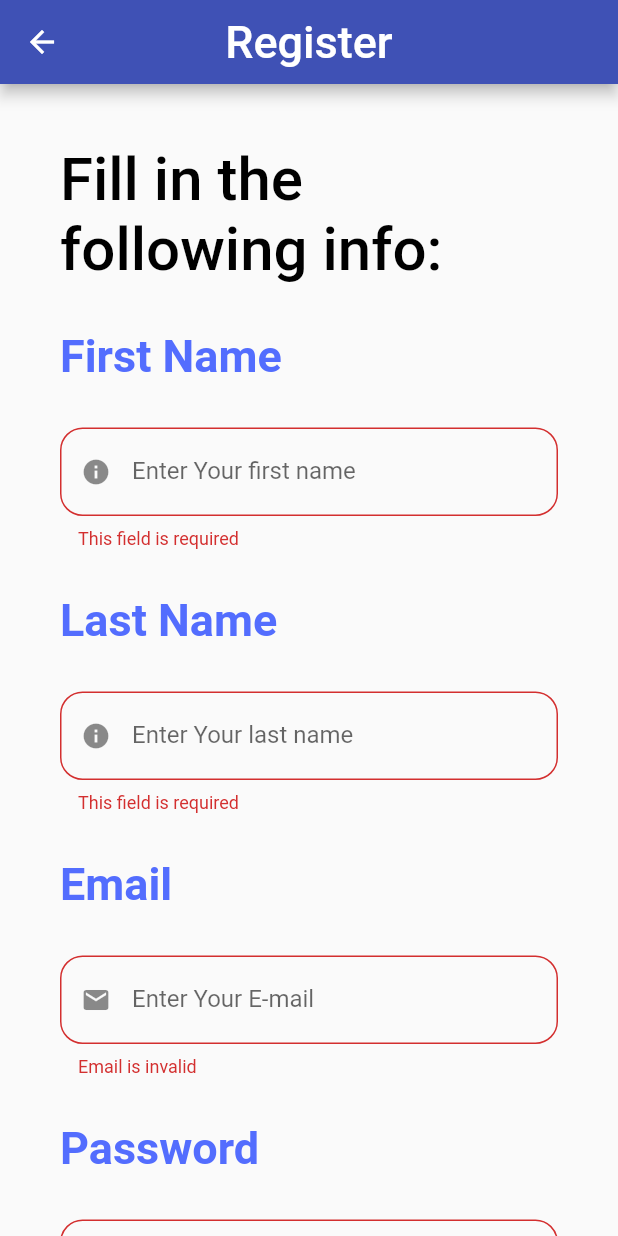
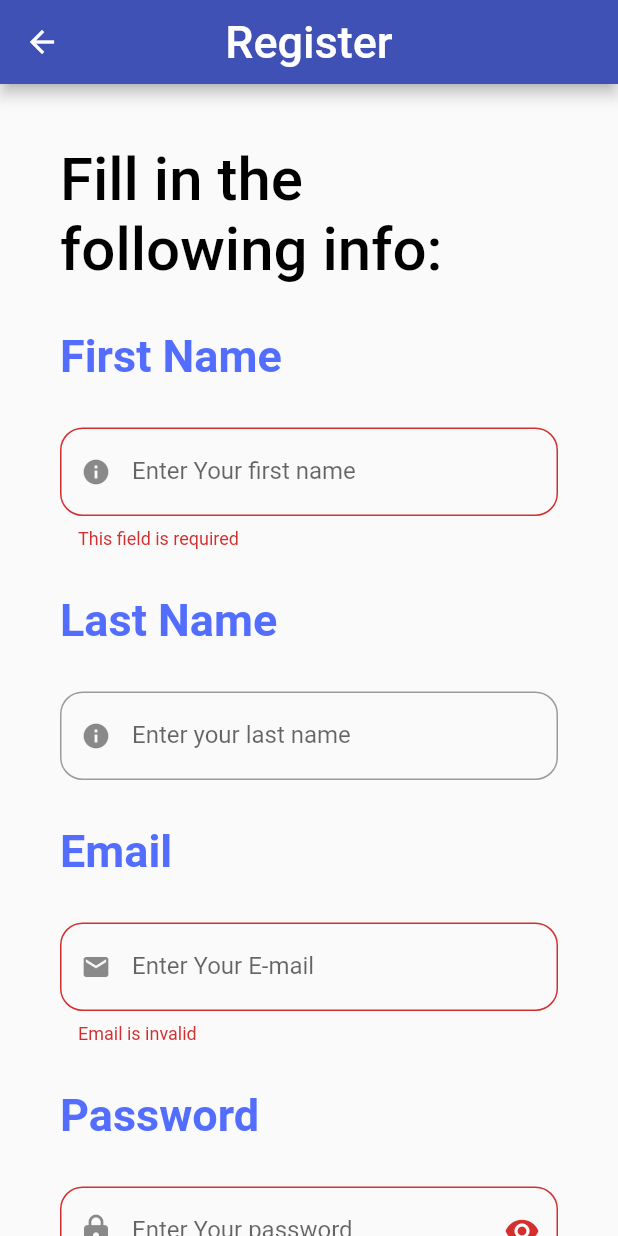
Before and after one commit to RamadanIbrahem98/number-generator, a Flutter app: the screen it shows after launch, after a tap on "Sign Up", on a phone screen of 412 x 824 dp. Run offline on Flutter 3.47's test engine with Material 2 defaults, Android fonts, the phone set to English and light mode, and no system bars; our stand-ins replace shared_preferences.

Commit message:
refactor: start refactoring input field

```diff
--- a/lib/app/sign_in/sign_in_page.dart
+++ b/lib/app/sign_in/sign_in_page.dart
@@ -69,12 +69,12 @@ class _LoginState extends State<Login> {
   @override
   Widget build(BuildContext context) {
     return Scaffold(
-      appBar: AppBar(
-        title: Text(
-          'Number Generator',
-        ),
-        centerTitle: true,
-      ),
+      // appBar: AppBar(
+      //   title: Text(
+      //     'Number Generator',
+      //   ),
+      //   centerTitle: true,
+      // ),
       body: _isLoading
           ? Center(child: CircularProgressIndicator())
           : Stack(
--- a/lib/app/sign_up/sign_up_page.dart
+++ b/lib/app/sign_up/sign_up_page.dart
@@ -1,9 +1,9 @@
 import 'dart:convert';
-import 'dart:io';
 
 import 'package:flutter/material.dart';
 import 'package:http/http.dart' as http;
 import 'package:number_generator/app/sign_in/sign_in_page.dart';
+import 'package:number_generator/widgets/input_field.dart';
 import 'package:shared_preferences/shared_preferences.dart';
 
 import '../../validators.dart';
@@ -154,45 +154,10 @@ class _SignupState extends State<Signup> {
                             )
                           ],
                         ),
-                        Column(
-                          crossAxisAlignment: CrossAxisAlignment.start,
-                          children: <Widget>[
-                            Padding(
-                              padding: EdgeInsets.symmetric(
-                                  horizontal: 0, vertical: 30),
-                              child: Text(
-                                'Last Name',
-                                style: TextStyle(
-                                  color: Colors.indigoAccent,
-                                  fontSize: 30,
-                                  fontWeight: FontWeight.bold,
-                                ),
-                              ),
-                            ),
-                            Container(
-                              alignment: Alignment.centerLeft,
-                              child: TextFormField(
-                                decoration: InputDecoration(
-                                  prefixIcon: Icon(
-                                    Icons.info,
-                                    size: 20,
-                                  ),
-                                  border: OutlineInputBorder(
-                                    borderRadius: BorderRadius.circular(15),
-                                  ),
-                                  labelText: 'Enter Your last name',
-                                  errorText:
-                                      widget.textFieldValidator.isValid(_lname)
-                                          ? null
-                                          : widget.textFieldInValidMessage,
-                                ),
-                                controller: _lnameController,
-                                onChanged: (lname) {
-                                  setState(() {});
-                                },
-                              ),
-                            )
-                          ],
+                        InputField(
+                          label: 'Last Name',
+                          placeholder: 'Enter your last name',
+                          preIcon: Icons.info,
                         ),
                         Column(
                           crossAxisAlignment: CrossAxisAlignment.start,
--- /dev/null
+++ b/lib/widgets/input_field.dart
@@ -0,0 +1,51 @@
+import 'package:flutter/material.dart';
+
+class InputField extends StatelessWidget {
+  InputField(
+      {required this.label,
+      required this.placeholder,
+      this.preIcon,
+      this.postIcon});
+  String label;
+  String placeholder;
+  IconData? preIcon;
+  IconData? postIcon;
+  @override
+  Widget build(BuildContext context) {
+    return _build();
+  }
+
+  Widget _build() {
+    return Column(
+      crossAxisAlignment: CrossAxisAlignment.start,
+      children: <Widget>[
+        Padding(
+          padding: EdgeInsets.symmetric(horizontal: 0, vertical: 30),
+          child: Text(
+            label,
+            style: TextStyle(
+              color: Colors.indigoAccent,
+              fontSize: 30,
+              fontWeight: FontWeight.bold,
+            ),
+          ),
+        ),
+        Container(
+          alignment: Alignment.centerLeft,
+          child: TextFormField(
+            decoration: InputDecoration(
+              prefixIcon: Icon(
+                Icons.info,
+                size: 20,
+              ),
+              border: OutlineInputBorder(
+                borderRadius: BorderRadius.circular(15),
+              ),
+              labelText: placeholder,
+            ),
+          ),
+        )
+      ],
+    );
+  }
+}
```
Also changed, not shown: 1 other file.
